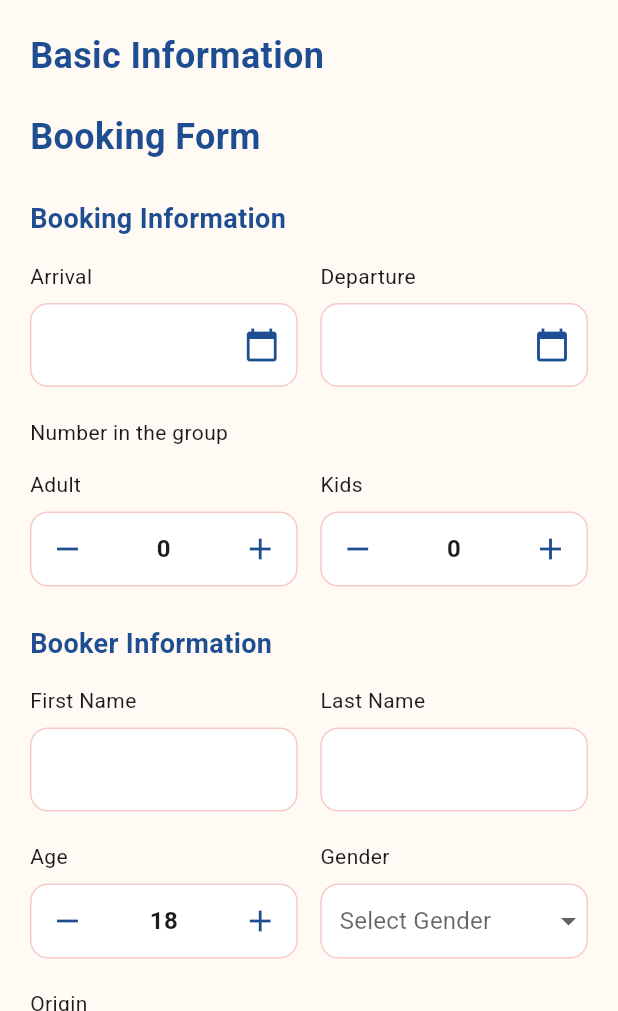
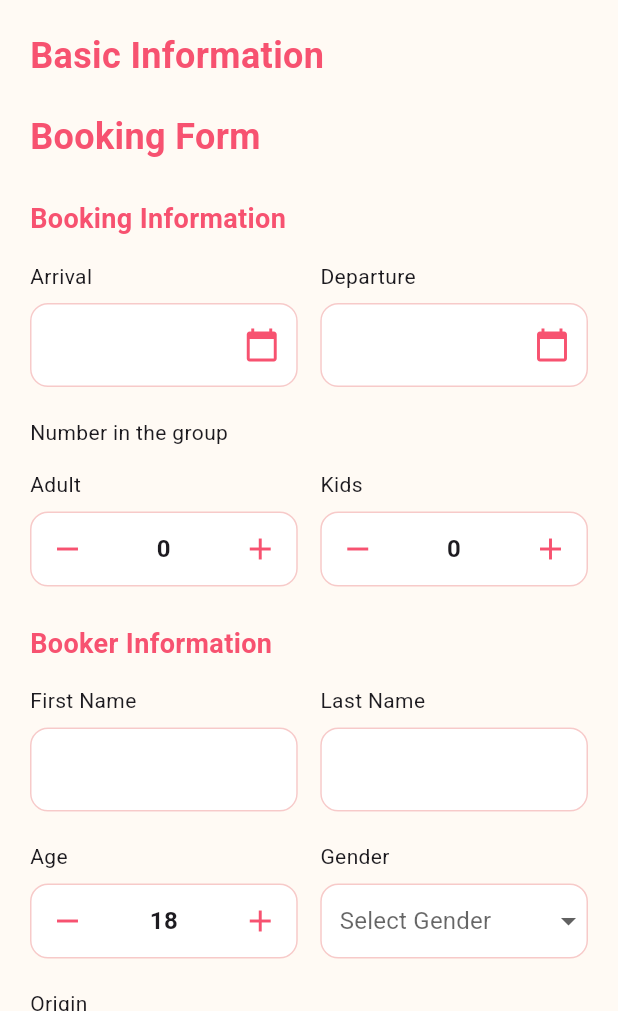
Before and after one commit to ilysm4rch/t22mod1, a Flutter app: the screen it shows after launch, scrolled down 260 dp, after a tap on "Book", on a phone screen of 412 x 824 dp, the part 225-1236 px from its top. Run offline on Flutter 3.47's test engine with Material 3 defaults, Android fonts, the light colour scheme and no system bars.

Commit message:
Update booking_form.dart

```diff
--- a/lib/booking_form.dart
+++ b/lib/booking_form.dart
@@ -103,7 +103,7 @@ class _BookFormState extends State<BookForm> {
           style: TextStyle(
             fontSize: 24,
             fontWeight: FontWeight.bold,
-            color: Color(0xFF1E4D92),
+            color: Color(0xFFf75270),
           ),
         ),
         const SizedBox(height: 25),
@@ -113,7 +113,7 @@ class _BookFormState extends State<BookForm> {
           style: TextStyle(
             fontSize: 18,
             fontWeight: FontWeight.w600,
-            color: Color(0xFF1E4D92),
+            color: Color(0xFFf75270),
           ),
         ),
         const SizedBox(height: 15),
@@ -133,7 +133,7 @@ class _BookFormState extends State<BookForm> {
                       fillColor: Colors.white,
                       suffixIcon: Icon(
                         Icons.calendar_today,
-                        color: Color(0xFF1E4D92),
+                        color: Color(0xFFf75270),
                       ),
                       border: OutlineInputBorder(
                         borderRadius: BorderRadius.circular(12),
@@ -158,9 +158,9 @@ class _BookFormState extends State<BookForm> {
                           return Theme(
                             data: Theme.of(context).copyWith(
                               colorScheme: const ColorScheme.light(
-                                primary: Color(0xFF1E4D92),
+                                primary: Color(0xFFf75270),
                                 onPrimary: Colors.white,
-                                onSurface: Color(0xFF1E4D92),
+                                onSurface: Color(0xFFf75270),
                               ),
                             ),
                             child: child!,
@@ -200,7 +200,7 @@ class _BookFormState extends State<BookForm> {
                       fillColor: Colors.white,
                       suffixIcon: Icon(
                         Icons.calendar_today,
-                        color: Color(0xFF1E4D92),
+                        color: Color(0xFFf75270),
                       ),
                       border: OutlineInputBorder(
                         borderRadius: BorderRadius.circular(12),
@@ -241,9 +241,9 @@ class _BookFormState extends State<BookForm> {
                           return Theme(
                             data: Theme.of(context).copyWith(
                               colorScheme: const ColorScheme.light(
-                                primary: Color(0xFF1E4D92),
+                                primary: Color(0xFFf75270),
                                 onPrimary: Colors.white,
-                                onSurface: Color(0xFF1E4D92),
+                                onSurface: Color(0xFFf75270),
                               ),
                             ),
                             child: child!,
@@ -296,7 +296,7 @@ class _BookFormState extends State<BookForm> {
                               if (adultCount > 0) adultCount--;
                             });
                           },
-                          color: const Color(0xFF1E4D92),
+                          color: const Color(0xFFf75270),
                         ),
                         Expanded(
                           child: Text(
@@ -317,7 +317,7 @@ class _BookFormState extends State<BookForm> {
                               _updateParticipantsList();
                             });
                           },
-                          color: const Color(0xFF1E4D92),
+                          color: const Color(0xFFf75270),
                         ),
                       ],
                     ),
@@ -347,7 +347,7 @@ class _BookFormState extends State<BookForm> {
                               if (kidsCount > 0) kidsCount--;
                             });
                           },
-                          color: const Color(0xFF1E4D92),
+                          color: const Color(0xFFf75270),
                         ),
                         Expanded(
                           child: Text(
@@ -368,7 +368,7 @@ class _BookFormState extends State<BookForm> {
                               _updateParticipantsList();
                             });
                           },
-                          color: const Color(0xFF1E4D92),
+                          color: const Color(0xFFf75270),
                         ),
                       ],
                     ),
@@ -384,7 +384,7 @@ class _BookFormState extends State<BookForm> {
           style: TextStyle(
             fontSize: 18,
             fontWeight: FontWeight.w600,
-            color: Color(0xFF1E4D92),
+            color: Color(0xFFf75270),
           ),
         ),
         const SizedBox(height: 15),
@@ -487,7 +487,7 @@ class _BookFormState extends State<BookForm> {
                               if (selectedAge > 0) selectedAge--;
                             });
                           },
-                          color: const Color(0xFF1E4D92),
+                          color: const Color(0xFFf75270),
                         ),
                         Expanded(
                           child: Text(
@@ -506,7 +506,7 @@ class _BookFormState extends State<BookForm> {
                               if (selectedAge < 100) selectedAge++;
                             });
                           },
-                          color: const Color(0xFF1E4D92),
+                          color: const Color(0xFFf75270),
                         ),
                       ],
                     ),
@@ -605,7 +605,7 @@ class _BookFormState extends State<BookForm> {
           style: TextStyle(
             fontSize: 20,
             fontWeight: FontWeight.bold,
-            color: Color(0xFF1E4D92),
+            color: Color(0xFFf75270),
           ),
         ),
         const SizedBox(height: 25),
@@ -627,7 +627,7 @@ class _BookFormState extends State<BookForm> {
           style: const TextStyle(
             fontSize: 18,
             fontWeight: FontWeight.w600,
-            color: Color(0xFF1E4D92),
+            color: Color(0xFFf75270),
           ),
         ),
         const SizedBox(height: 15),
@@ -742,7 +742,7 @@ class _BookFormState extends State<BookForm> {
                               }
                             });
                           },
-                          color: const Color(0xFF1E4D92),
+                          color: const Color(0xFFf75270),
                         ),
                         Expanded(
                           child: Text(
@@ -763,7 +763,7 @@ class _BookFormState extends State<BookForm> {
                               }
                             });
                           },
-                          color: const Color(0xFF1E4D92),
+                          color: const Color(0xFFf75270),
                         ),
                       ],
                     ),
@@ -834,7 +834,7 @@ class _BookFormState extends State<BookForm> {
           style: TextStyle(
             fontSize: 24,
             fontWeight: FontWeight.bold,
-            color: Color(0xFF1E4D92),
+            color: Color(0xFFf75270),
           ),
         ),
         const SizedBox(height: 25),
@@ -1025,7 +1025,7 @@ class _BookFormState extends State<BookForm> {
           style: TextStyle(
             fontSize: 24,
             fontWeight: FontWeight.bold,
-            color: Color(0xFF1E4D92),
+            color: Color(0xFFf75270),
           ),
         ),
         const SizedBox(height: 25),
@@ -1244,7 +1244,7 @@ class _BookFormState extends State<BookForm> {
                             style: const TextStyle(
                               fontSize: 24,
                               fontWeight: FontWeight.bold,
-                              color: Color(0xFF1E4D92),
+                              color: Color(0xFFf75270),
                             ),
                           ),
                           const SizedBox(height: 20),
```
